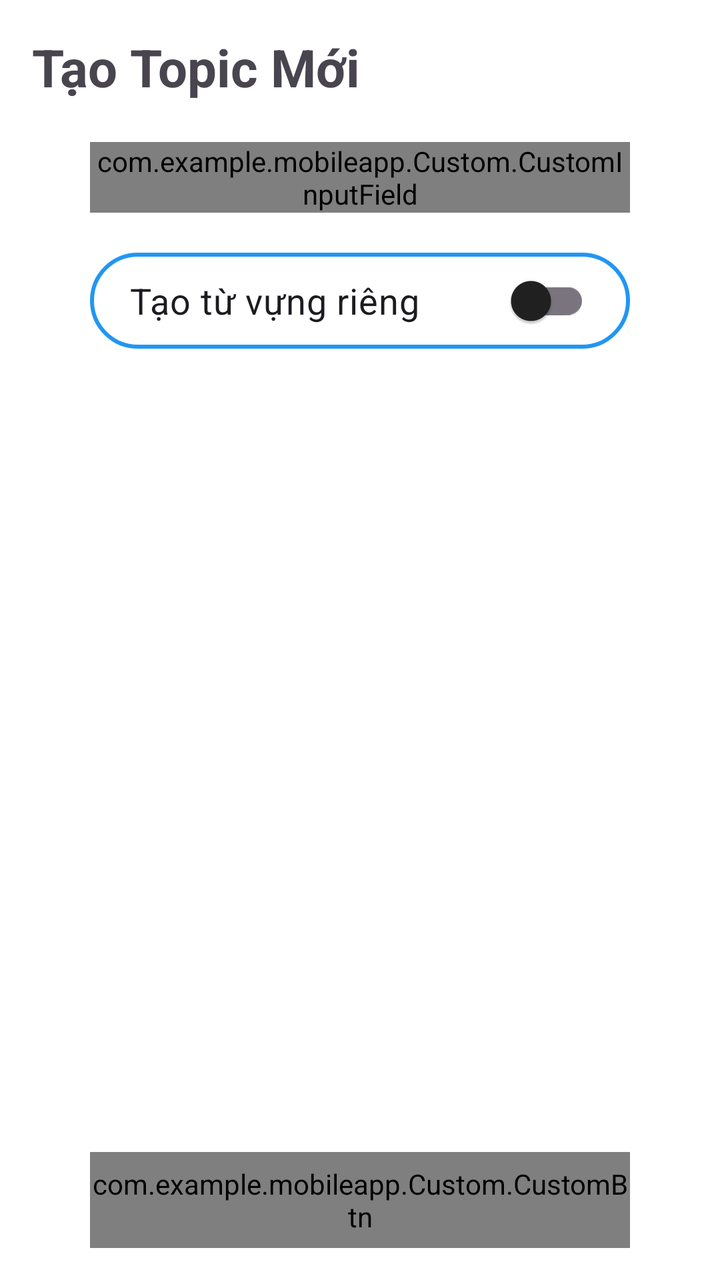
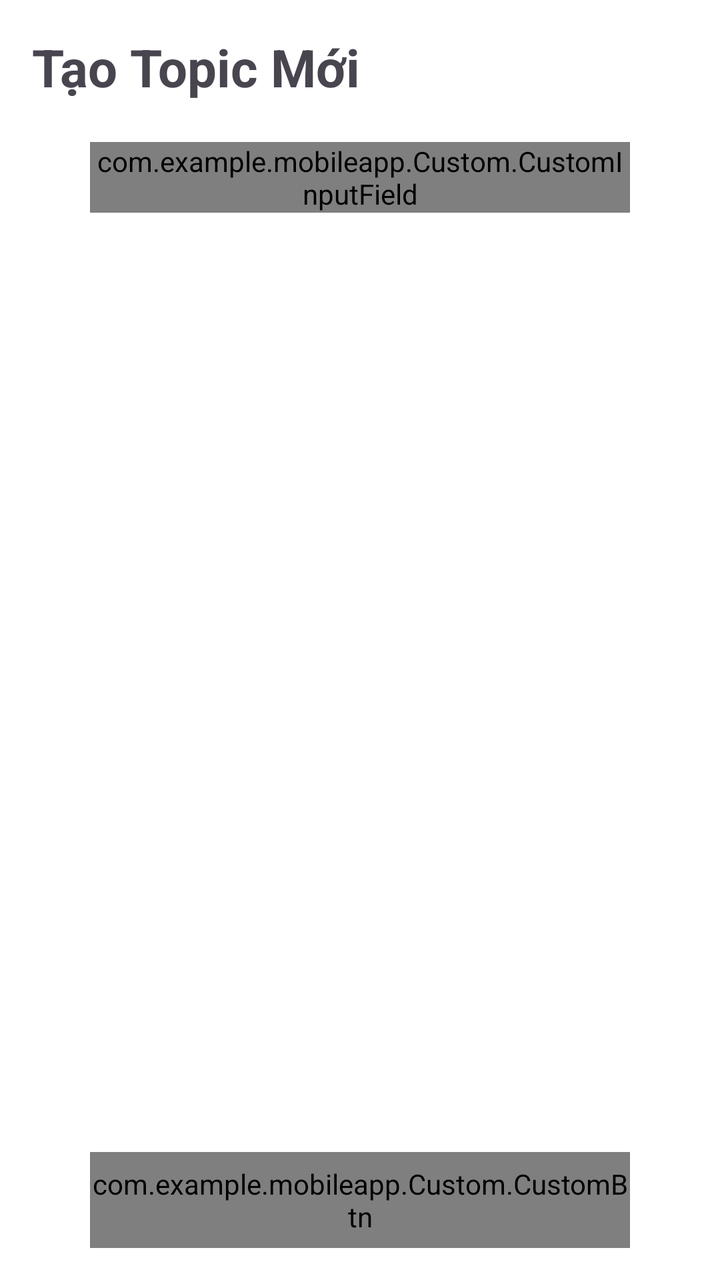

Compare the two renders of this Android layout. The source of the first and the diff that turns it into the second are given below.
<!-- AndroidManifest.xml: application theme Theme.MobileApp -->
<!-- res/layout/activity_create_topic.xml -->
<?xml version="1.0" encoding="utf-8"?>
<androidx.constraintlayout.widget.ConstraintLayout
    xmlns:android="http://schemas.android.com/apk/res/android"
    xmlns:app="http://schemas.android.com/apk/res-auto"
    android:layout_width="match_parent"
    android:layout_height="match_parent"
    android:padding="16dp"
    android:background="?attr/colorSurface">

    
    <TextView
        android:id="@+id/tvTitle"
        android:layout_width="wrap_content"
        android:layout_height="wrap_content"
        android:text="Tạo Topic Mới"
        android:textSize="26sp"
        android:textStyle="bold"

        app:layout_constraintTop_toTopOf="parent"
        app:layout_constraintStart_toStartOf="parent"/>

    
    <com.example.mobileapp.Custom.CustomInputField
        android:id="@+id/viewTopicName"
        android:layout_width="270dp"
        android:layout_height="wrap_content"
        android:layout_marginTop="20dp"
        app:labelText="Tên Topic"

        app:layout_constraintTop_toBottomOf="@id/tvTitle"
        app:layout_constraintStart_toStartOf="parent"
        app:layout_constraintEnd_toEndOf="parent"/>

    
    <androidx.appcompat.widget.SwitchCompat
        android:id="@+id/createTopic"
        android:layout_width="270dp"
        android:layout_height="wrap_content"
        android:layout_marginTop="20dp"
        android:text="Tạo từ vựng riêng"
        android:textSize="18sp"
        android:paddingHorizontal="20dp"
        android:paddingVertical="10dp"
        android:background="@drawable/bg_switch_border"
        app:layout_constraintTop_toBottomOf="@id/viewTopicName"
        app:layout_constraintStart_toStartOf="parent"
        app:layout_constraintEnd_toEndOf="parent"/>

    
    <ScrollView
        android:id="@+id/scrollVocab"
        android:layout_width="0dp"
        android:layout_height="0dp"
        android:fillViewport="true"
        android:layout_marginTop="20dp"
        app:layout_constraintTop_toBottomOf="@id/createTopic"
        app:layout_constraintBottom_toTopOf="@id/btnCreateTopic"
        app:layout_constraintStart_toStartOf="parent"
        app:layout_constraintEnd_toEndOf="parent">



    </ScrollView>

    
    <com.example.mobileapp.Custom.CustomBtn
        android:id="@+id/btnCreateTopic"
        android:layout_width="270dp"
        android:layout_height="48dp"
        android:text="Tạo Topic"
        android:layout_marginTop="12dp"

        app:layout_constraintBottom_toBottomOf="parent"
        app:layout_constraintStart_toStartOf="parent"
        app:layout_constraintEnd_toEndOf="parent"/>

</androidx.constraintlayout.widget.ConstraintLayout>
<!-- resources referenced by this layout -->
<resources>
  <!-- drawable bg_switch_border (drawable) -->
  <?xml version="1.0" encoding="utf-8"?>
  <shape xmlns:android="http://schemas.android.com/apk/res/android">
      <solid android:color="?attr/colorSurface" />
  
      <stroke
          android:width="2dp"
          android:color="?attr/colorPrimary" />
      <corners android:radius="25dp" />
  </shape>
  <style name="Theme.MobileApp" parent="Theme.Material3.DayNight.NoActionBar">
          <item name="android:windowBackground">@color/bg_light</item>
          <item name="colorSurface">@color/white</item>
          <item name="colorOnSurface">@color/text_primary_light</item>
          <item name="colorError">@color/red</item>
          <item name="colorPrimary">@color/primary</item>
          <item name="colorOnPrimary">@color/white</item>
          <item name="android:textColorPrimary">@color/text_primary_light</item>
          <item name="android:windowLightStatusBar">true</item>
          <item name="colorSurfaceVariant">#E0E0E0</item>
      </style>
  <color name="bg_light">#F5F5F5</color>
  <color name="white">#FFFFFFFF</color>
  <color name="text_primary_light">#212121</color>
  <color name="red">#F44336</color>
  <color name="primary">#2196F3</color>
</resources>

<!-- the commit's change to res/layout/activity_create_topic.xml (unified diff, before → after) -->
@@ -26,41 +26,11 @@
         android:layout_height="wrap_content"
         android:layout_marginTop="20dp"
         app:labelText="Tên Topic"
-
+        android:textSize="26sp"
         app:layout_constraintTop_toBottomOf="@id/tvTitle"
         app:layout_constraintStart_toStartOf="parent"
         app:layout_constraintEnd_toEndOf="parent"/>
 
-    
-    <androidx.appcompat.widget.SwitchCompat
-        android:id="@+id/createTopic"
-        android:layout_width="270dp"
-        android:layout_height="wrap_content"
-        android:layout_marginTop="20dp"
-        android:text="Tạo từ vựng riêng"
-        android:textSize="18sp"
-        android:paddingHorizontal="20dp"
-        android:paddingVertical="10dp"
-        android:background="@drawable/bg_switch_border"
-        app:layout_constraintTop_toBottomOf="@id/viewTopicName"
-        app:layout_constraintStart_toStartOf="parent"
-        app:layout_constraintEnd_toEndOf="parent"/>
-
-    
-    <ScrollView
-        android:id="@+id/scrollVocab"
-        android:layout_width="0dp"
-        android:layout_height="0dp"
-        android:fillViewport="true"
-        android:layout_marginTop="20dp"
-        app:layout_constraintTop_toBottomOf="@id/createTopic"
-        app:layout_constraintBottom_toTopOf="@id/btnCreateTopic"
-        app:layout_constraintStart_toStartOf="parent"
-        app:layout_constraintEnd_toEndOf="parent">
-
-
-
-    </ScrollView>
 
     
     <com.example.mobileapp.Custom.CustomBtn
@@ -74,4 +44,14 @@
         app:layout_constraintStart_toStartOf="parent"
         app:layout_constraintEnd_toEndOf="parent"/>
 
+    <ProgressBar
+        android:id="@+id/progressBar"
+        android:layout_width="wrap_content"
+        android:layout_height="wrap_content"
+        android:visibility="gone"
+        app:layout_constraintTop_toTopOf="parent"
+        app:layout_constraintBottom_toBottomOf="parent"
+        app:layout_constraintStart_toStartOf="parent"
+        app:layout_constraintEnd_toEndOf="parent" />
+
 </androidx.constraintlayout.widget.ConstraintLayout>
<!-- resource entries referenced after the edit -->
@@ -1,15 +1,5 @@
 <!-- resources referenced by this layout -->
 <resources>
-  <!-- drawable bg_switch_border (drawable) -->
-  <?xml version="1.0" encoding="utf-8"?>
-  <shape xmlns:android="http://schemas.android.com/apk/res/android">
-      <solid android:color="?attr/colorSurface" />
-  
-      <stroke
-          android:width="2dp"
-          android:color="?attr/colorPrimary" />
-      <corners android:radius="25dp" />
-  </shape>
   <style name="Theme.MobileApp" parent="Theme.Material3.DayNight.NoActionBar">
           <item name="android:windowBackground">@color/bg_light</item>
           <item name="colorSurface">@color/white</item>
